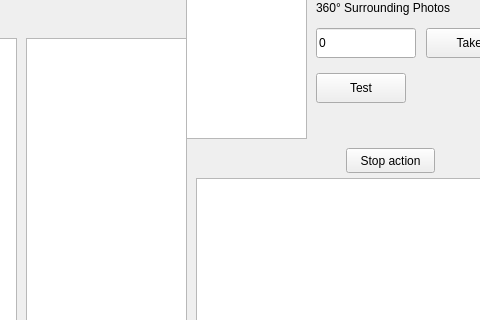
Before: the Qt Designer form Server/Kebbi/mainwindow.ui in yangchihyuan/SoloSeniorWatchRobot, drawn with Qt 5; both pictures show x 154 to 634 and y 442 to 762 of the 1126 by 857 pixel window.
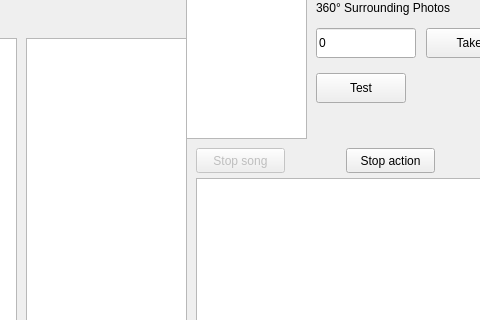
After: the same form once the commit is applied.

Diff of the .ui file:
```diff
--- a/Server/Kebbi/mainwindow.ui
+++ b/Server/Kebbi/mainwindow.ui
@@ -812,6 +812,22 @@
      <string>Hide face</string>
     </property>
    </widget>
+   <widget class="QPushButton" name="pushButton_stop_song">
+    <property name="enabled">
+     <bool>false</bool>
+    </property>
+    <property name="geometry">
+     <rect>
+      <x>350</x>
+      <y>590</y>
+      <width>89</width>
+      <height>25</height>
+     </rect>
+    </property>
+    <property name="text">
+     <string>Stop song</string>
+    </property>
+   </widget>
    <widget class="QComboBox" name="comboBox_Language">
     <property name="geometry">
      <rect>
```
